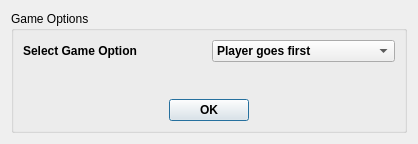
Above: TicTacToe/gameoption.ui from Amatarasu/A-Team before the change. Below: the same form after it.
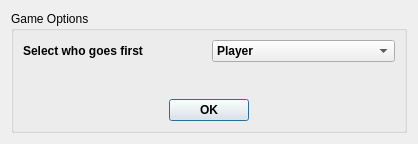
That is the form after the change.

Diff of the .ui file:
```diff
--- a/TicTacToe/gameoption.ui
+++ b/TicTacToe/gameoption.ui
@@ -33,7 +33,7 @@
              </font>
             </property>
             <property name="text">
-             <string>Select Game Option</string>
+             <string>Select who goes first</string>
             </property>
            </widget>
           </item>
@@ -47,7 +47,7 @@
             </property>
             <item>
              <property name="text">
-              <string>Player goes first</string>
+              <string>Player</string>
              </property>
             </item>
             <item>
```
Left out of the diff: 2 changed lines with no effect on the pictures.
